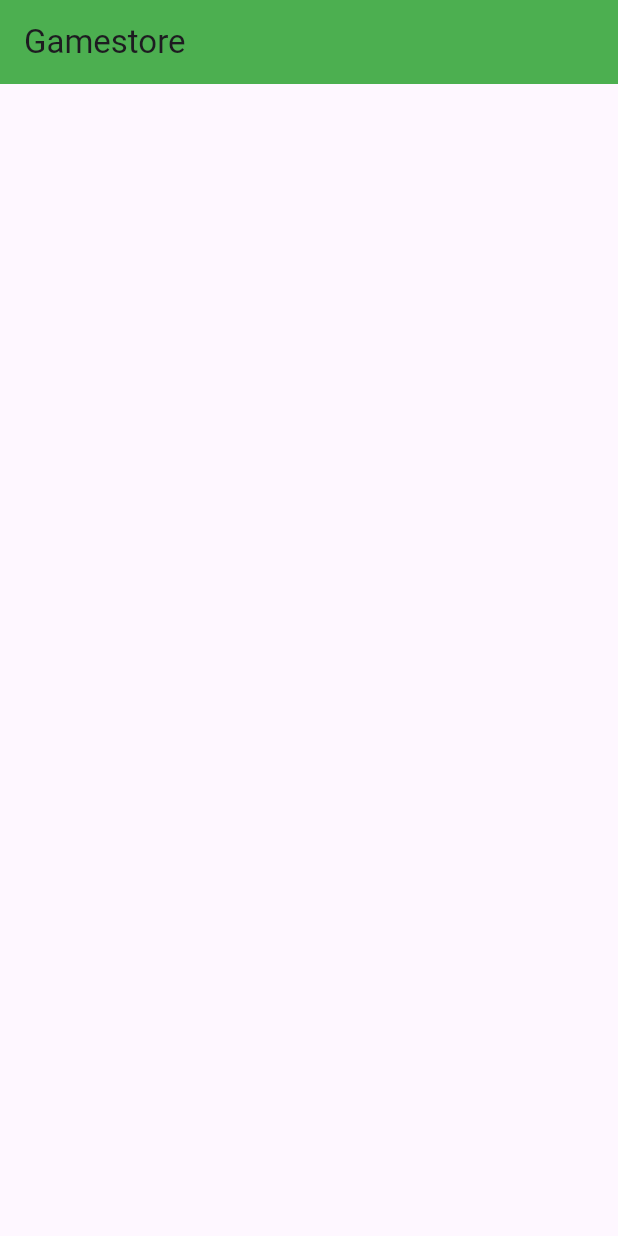
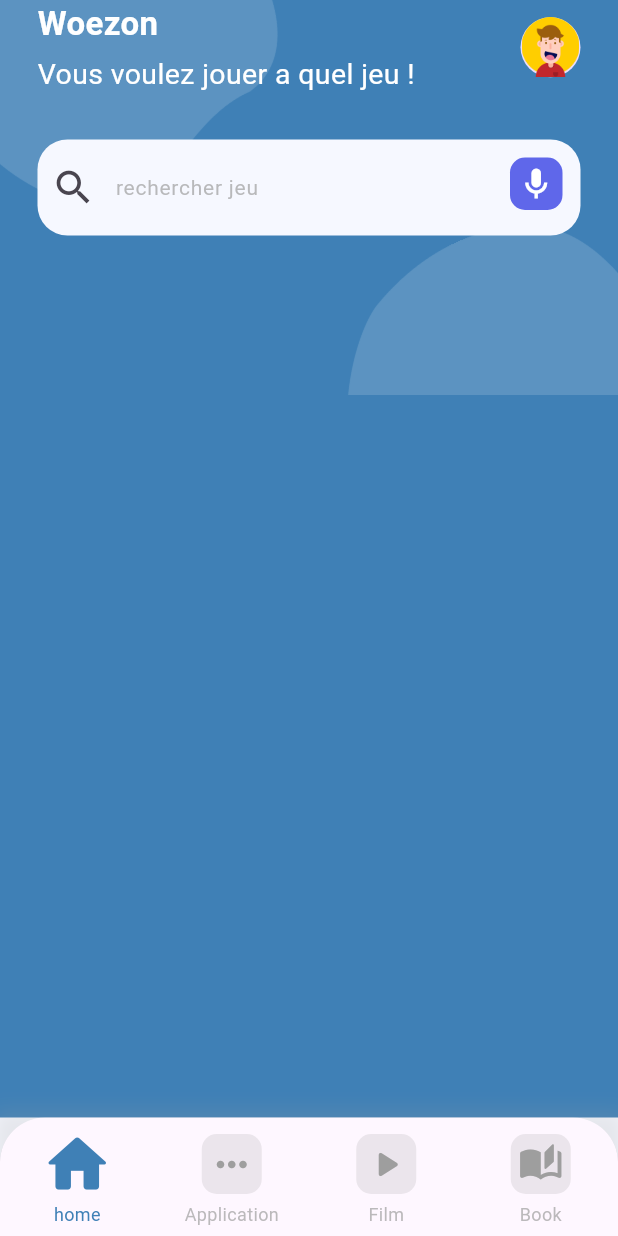
Before and after one commit to skai-shiroe/jeustore, a Flutter app: the screen it shows after launch, on a phone screen of 412 x 824 dp. Run offline on Flutter 3.47's test engine with Material 3 defaults, Android fonts, the phone set to English and light mode, and no system bars.

Commit message:
creation des widgets et appel dans le home pour affichage

```diff
--- a/lib/main.dart
+++ b/lib/main.dart
@@ -1,4 +1,5 @@
 import 'package:flutter/material.dart';
+import 'package:jeustore/pages/home/home.dart';
 
 void main() {
   runApp(const MyApp());
@@ -9,15 +10,10 @@
 
   @override
   Widget build(BuildContext context) {
-    return const MaterialApp(
+    return  const MaterialApp(
       title: 'Gamestore',
       debugShowCheckedModeBanner: false,
-      home: Scaffold(
-        appBar: AppBar(
-          backgroundColor: Colors.green,
-          title: const Text('Gamestore'),
-        ),
-      ),
+      home: HomePage(),
     );
   }
 }
--- /dev/null
+++ b/lib/pages/home/home.dart
@@ -0,0 +1,134 @@
+import 'package:flutter/material.dart';
+import 'package:jeustore/pages/home/widgets/header.dart';
+import 'package:jeustore/pages/home/widgets/search.dart';
+
+class HomePage extends StatelessWidget {
+  const HomePage({super.key});
+
+  @override
+  Widget build(BuildContext context) {
+    return  Scaffold(
+      backgroundColor: Color.fromARGB(255, 63, 128, 182),
+      body: SingleChildScrollView(
+        child: Stack(
+          children: [
+            Transform(transform: Matrix4.identity()..rotateZ(20),
+            origin: Offset(150, 50),
+            child: Image.asset('assets/images/bg_liquid.png',
+            width: 200,),
+            ),
+            Positioned(
+              right: 0,
+              top: 200,
+            child: Transform(transform: Matrix4.identity()..rotateZ(20),
+            origin: Offset(150, 100),
+            child: Image.asset('assets/images/bg_liquid.png',
+            width: 200,),
+            ),
+            ),
+            Column(
+              children: [
+                HeaderSection(),
+                ShearchSection(),
+
+            ],)
+
+          ],
+        ),
+      ),
+      bottomNavigationBar: NavigationBar() , // appelle du navigation bar
+    );
+  }
+
+
+
+
+
+
+// Bar de navigation
+ Widget NavigationBar() {
+    return Container(
+      color: const Color(0xfff6f8ff),
+      child: Container(
+        decoration: BoxDecoration(
+          boxShadow: [
+            BoxShadow(
+                color: Colors.grey.withOpacity(0.2),
+                spreadRadius: 5,
+                blurRadius: 10),
+          ],
+        ),
+        child: ClipRRect(
+          borderRadius: const BorderRadius.only(
+            topLeft: Radius.circular(30),
+            topRight: Radius.circular(30),
+          ),
+          child: BottomNavigationBar(
+            selectedItemColor: Color.fromARGB(255, 63, 128, 182),
+            selectedFontSize: 12,
+            unselectedFontSize: 12,
+            unselectedItemColor: const Color.fromARGB(255, 158, 158, 158).withOpacity(0.7),
+            type: BottomNavigationBarType.fixed,
+            items: [
+              const BottomNavigationBarItem(
+                label: 'home',
+                icon: Icon(
+                  Icons.home_rounded,
+                  size: 50,
+                ),
+              ),
+              BottomNavigationBarItem(
+                label: "Application",
+                icon: Container(
+                  margin: const EdgeInsets.all(5),
+                  padding: const EdgeInsets.all(5),
+                  decoration: BoxDecoration(
+                    color: Colors.grey.withOpacity(0.2),
+                    borderRadius: BorderRadius.circular(10),
+                  ),
+                  child: const Icon(
+                    Icons.more_horiz_outlined,
+                    size: 30,
+                    color: Colors.grey,
+                  ),
+                ),
+              ),
+              BottomNavigationBarItem(
+                label: "Film",
+                icon: Container(
+                  margin: const EdgeInsets.all(5),
+                  padding: const EdgeInsets.all(5),
+                  decoration: BoxDecoration(
+                    color: Colors.grey.withOpacity(0.2),
+                    borderRadius: BorderRadius.circular(10),
+                  ),
+                  child: const Icon(
+                    Icons.play_arrow_rounded,
+                    size: 30,
+                    color: Colors.grey,
+                  ),
+                ),
+              ),
+              BottomNavigationBarItem(
+                label: "Book",
+                icon: Container(
+                  margin: const EdgeInsets.all(5),
+                  padding: const EdgeInsets.all(5),
+                  decoration: BoxDecoration(
+                    color: Colors.grey.withOpacity(0.2),
+                    borderRadius: BorderRadius.circular(10),
+                  ),
+                  child: const Icon(
+                    Icons.auto_stories_rounded,
+                    size: 30,
+                    color: Colors.grey,
+                  ),
+                ),
+              ),
+            ],
+          ),
+        ),
+      ),
+    );
+  }
+}
--- /dev/null
+++ b/lib/pages/home/widgets/header.dart
@@ -0,0 +1,46 @@
+import 'package:flutter/material.dart';
+
+class HeaderSection extends StatelessWidget {
+  const HeaderSection({super.key});
+
+  @override
+  Widget build(BuildContext context) {
+    return  Padding(
+      padding: EdgeInsets.only(
+        top: MediaQuery.of(context).padding.top,
+        left: 25,
+        right: 25,
+      ),
+
+      child: Row(
+        mainAxisAlignment: MainAxisAlignment.spaceBetween,
+        children: [
+        Column(
+          crossAxisAlignment: CrossAxisAlignment.start,
+          children: const [
+          Text('Woezon',
+            style: TextStyle(
+            fontSize: 22,
+            color: Colors.white,
+            fontWeight: FontWeight.bold,
+          ),
+          ),
+          SizedBox(height: 5),
+          Text('Vous voulez jouer a quel jeu !',
+            style: TextStyle(
+            fontSize: 19,
+            color: Colors.white,
+
+          ),
+          )
+
+          ],
+        ),
+        CircleAvatar(
+          child: Image.asset('assets/images/avatar.png',fit:BoxFit.cover ),
+        ),
+      ],
+      ),
+    );
+  }
+}
--- /dev/null
+++ b/lib/pages/home/widgets/search.dart
@@ -0,0 +1,61 @@
+import 'package:flutter/material.dart';
+
+
+class ShearchSection extends StatelessWidget {
+  const ShearchSection({super.key});
+
+  @override
+  Widget build(BuildContext context) {
+    return  Container(
+      height: 200,
+      padding: EdgeInsets.symmetric(horizontal:25, vertical: 30),
+      child: Stack(
+        children: [
+          TextField(
+            cursorColor: const Color(0xFF5F67EA),
+            decoration: InputDecoration(
+              fillColor: const Color(0xFFF6F8FF),
+              filled: true,
+              border: OutlineInputBorder(
+                borderRadius: BorderRadius.circular(20),
+                borderSide: const BorderSide(
+                  width: 0,
+                  style: BorderStyle.none,
+                ),
+              ),
+              contentPadding: const EdgeInsets.symmetric(
+                horizontal: 20,
+                vertical: 20,
+              ),
+              prefixIcon: const Icon(
+                Icons.search_outlined,
+                size: 30,
+              ),
+              hintText: "rechercher jeu",
+              hintStyle: TextStyle(
+                fontSize: 14,
+                color: Colors.grey.withOpacity(0.7),
+              ),
+            ),
+          ),
+          Positioned(
+            top: 12,
+            right: 12,
+            child: Container(
+              padding: const EdgeInsets.all(5),
+              decoration: BoxDecoration(
+                borderRadius: BorderRadius.circular(10),
+                color: const Color(0xFF5F67EA),
+              ),
+              child: const Icon(
+                Icons.mic_outlined,
+                color: Colors.white,
+                size: 25,
+              ),
+            ),
+          )
+        ],
+      ),
+    );
+  }
+}
```
